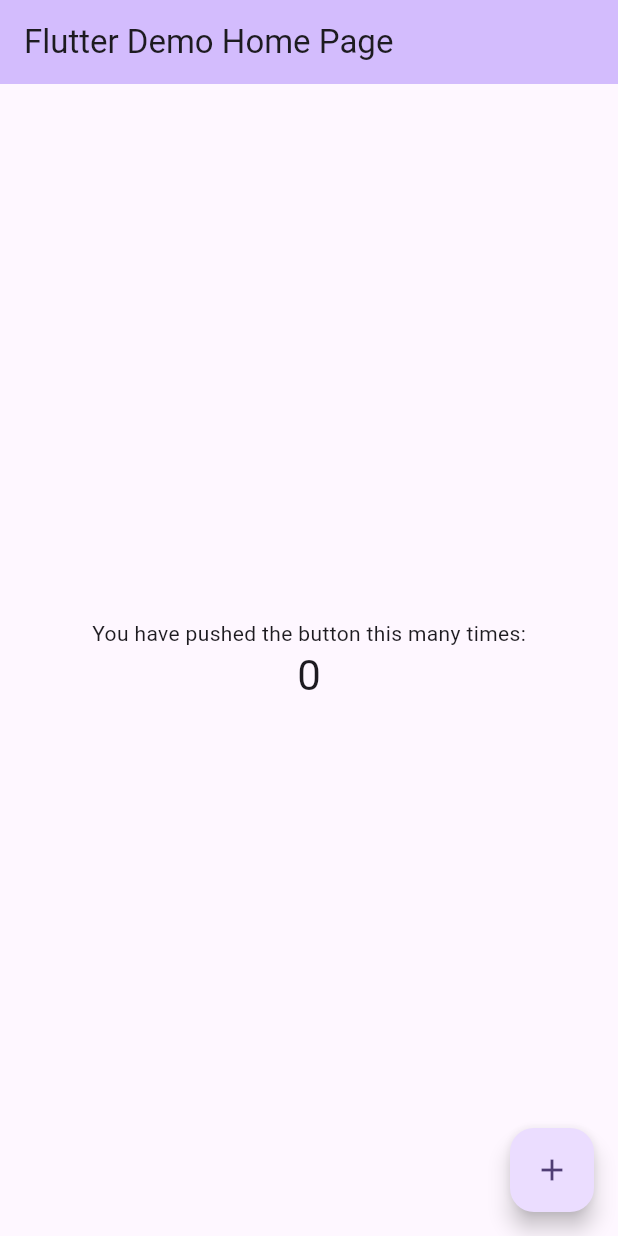
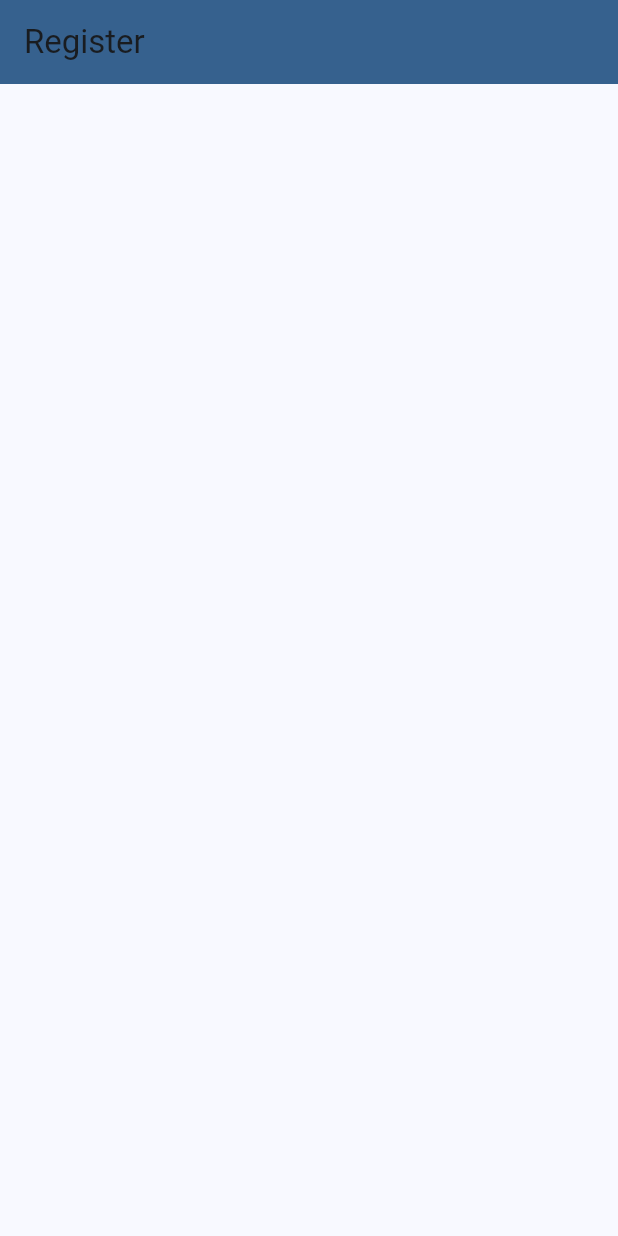
Before and after one commit to gustavo-martins-pereira/My_Notes-Flutter_Basics, a Flutter app: the screen it shows after launch, on a phone screen of 412 x 824 dp. Run offline on Flutter 3.47's test engine with Material 3 defaults, Android fonts, the phone set to English and light mode, and no system bars.

Commit message:
MOD - Custom HomePage Widget and Gitignore Build Folders

```diff
--- a/lib/main.dart
+++ b/lib/main.dart
@@ -7,116 +7,28 @@ void main() {
 class MyApp extends StatelessWidget {
   const MyApp({super.key});
 
-  // This widget is the root of your application.
   @override
   Widget build(BuildContext context) {
     return MaterialApp(
       title: 'Flutter Demo',
       theme: ThemeData(
-        // This is the theme of your application.
-        //
-        // TRY THIS: Try running your application with "flutter run". You'll see
-        // the application has a purple toolbar. Then, without quitting the app,
-        // try changing the seedColor in the colorScheme below to Colors.green
-        // and then invoke "hot reload" (save your changes or press the "hot
-        // reload" button in a Flutter-supported IDE, or press "r" if you used
-        // the command line to start the app).
-        //
-        // Notice that the counter didn't reset back to zero; the application
-        // state is not lost during the reload. To reset the state, use hot
-        // restart instead.
-        //
-        // This works for code too, not just values: Most code changes can be
-        // tested with just a hot reload.
-        colorScheme: ColorScheme.fromSeed(seedColor: Colors.deepPurple),
+        colorScheme: ColorScheme.fromSeed(seedColor: Colors.blue),
       ),
-      home: const MyHomePage(title: 'Flutter Demo Home Page'),
+      home: const HomePage(),
     );
   }
 }
 
-class MyHomePage extends StatefulWidget {
-  const MyHomePage({super.key, required this.title});
-
-  // This widget is the home page of your application. It is stateful, meaning
-  // that it has a State object (defined below) that contains fields that affect
-  // how it looks.
-
-  // This class is the configuration for the state. It holds the values (in this
-  // case the title) provided by the parent (in this case the App widget) and
-  // used by the build method of the State. Fields in a Widget subclass are
-  // always marked "final".
-
-  final String title;
-
-  @override
-  State<MyHomePage> createState() => _MyHomePageState();
-}
-
-class _MyHomePageState extends State<MyHomePage> {
-  int _counter = 0;
-
-  void _incrementCounter() {
-    setState(() {
-      // This call to setState tells the Flutter framework that something has
-      // changed in this State, which causes it to rerun the build method below
-      // so that the display can reflect the updated values. If we changed
-      // _counter without calling setState(), then the build method would not be
-      // called again, and so nothing would appear to happen.
-      _counter++;
-    });
-  }
+class HomePage extends StatelessWidget {
+  const HomePage({super.key});
 
   @override
   Widget build(BuildContext context) {
-    // This method is rerun every time setState is called, for instance as done
-    // by the _incrementCounter method above.
-    //
-    // The Flutter framework has been optimized to make rerunning build methods
-    // fast, so that you can just rebuild anything that needs updating rather
-    // than having to individually change instances of widgets.
     return Scaffold(
       appBar: AppBar(
-        // TRY THIS: Try changing the color here to a specific color (to
-        // Colors.amber, perhaps?) and trigger a hot reload to see the AppBar
-        // change color while the other colors stay the same.
-        backgroundColor: Theme.of(context).colorScheme.inversePrimary,
-        // Here we take the value from the MyHomePage object that was created by
-        // the App.build method, and use it to set our appbar title.
-        title: Text(widget.title),
+        title: Text("Register"),
+        backgroundColor: Theme.of(context).colorScheme.primary,
       ),
-      body: Center(
-        // Center is a layout widget. It takes a single child and positions it
-        // in the middle of the parent.
-        child: Column(
-          // Column is also a layout widget. It takes a list of children and
-          // arranges them vertically. By default, it sizes itself to fit its
-          // children horizontally, and tries to be as tall as its parent.
-          //
-          // Column has various properties to control how it sizes itself and
-          // how it positions its children. Here we use mainAxisAlignment to
-          // center the children vertically; the main axis here is the vertical
-          // axis because Columns are vertical (the cross axis would be
-          // horizontal).
-          //
-          // TRY THIS: Invoke "debug painting" (choose the "Toggle Debug Paint"
-          // action in the IDE, or press "p" in the console), to see the
-          // wireframe for each widget.
-          mainAxisAlignment: MainAxisAlignment.center,
-          children: <Widget>[
-            const Text('You have pushed the button this many times:'),
-            Text(
-              '$_counter',
-              style: Theme.of(context).textTheme.headlineMedium,
-            ),
-          ],
-        ),
-      ),
-      floatingActionButton: FloatingActionButton(
-        onPressed: _incrementCounter,
-        tooltip: 'Increment',
-        child: const Icon(Icons.add),
-      ), // This trailing comma makes auto-formatting nicer for build methods.
     );
   }
 }
```
Also changed, not shown: 1 other file.
